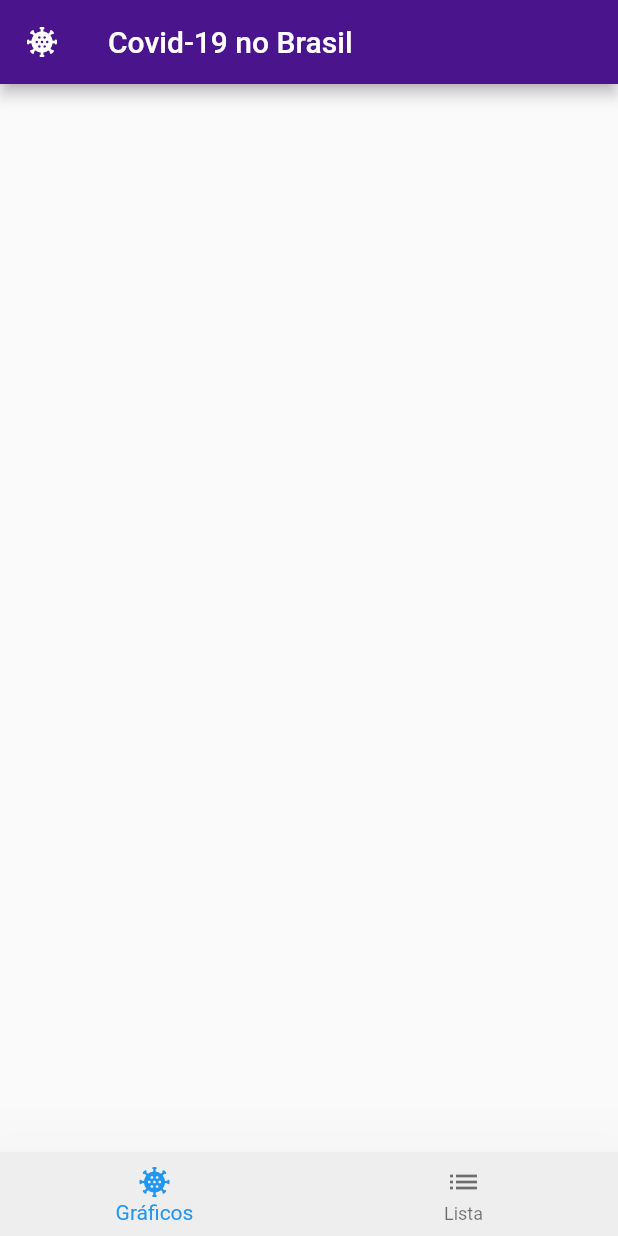
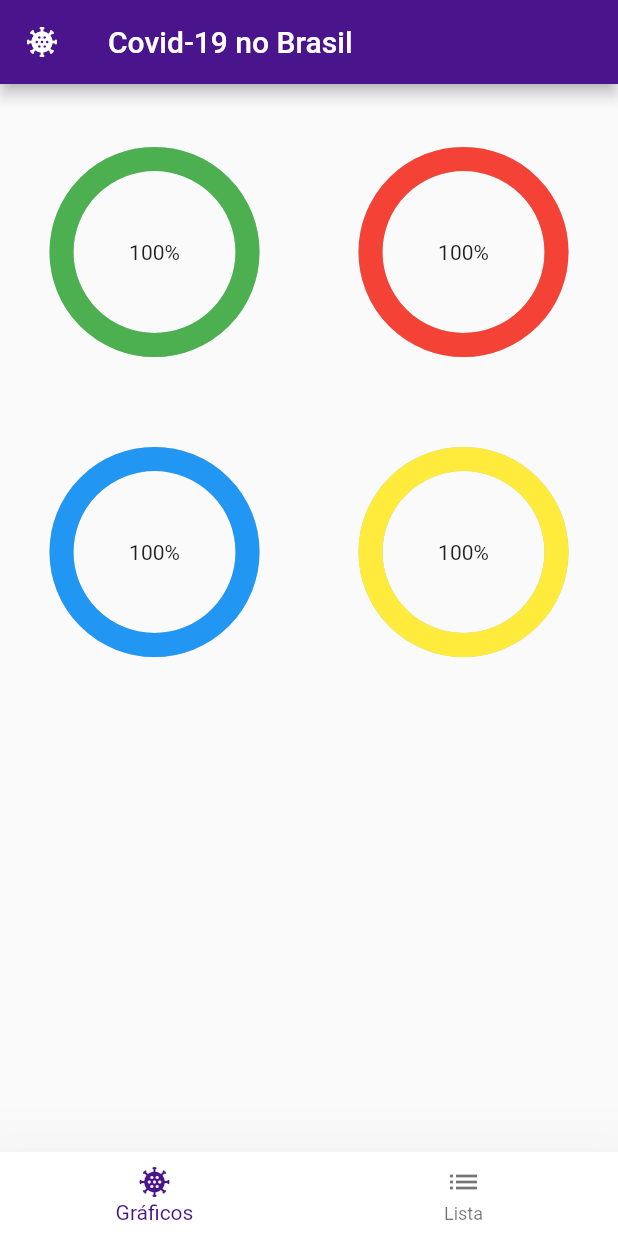
Before and after one commit to matheusfelipe1/Processo_Seletivo_Flutter, a Flutter app: the screen it shows after launch, on a phone screen of 412 x 824 dp. Run offline on Flutter 3.47's test engine with Material 2 defaults, Android fonts, the light colour scheme and no system bars; drawn by our look-alikes of percent_indicator; our stand-ins replace font_awesome_flutter.

Commit message:
Iniciando projeto de graficos

```diff
--- a/processo_seletivo_flutter/lib/components/bottom_navigation/Bottom_navigations_route.dart
+++ b/processo_seletivo_flutter/lib/components/bottom_navigation/Bottom_navigations_route.dart
@@ -21,7 +21,8 @@ class _BottomNavigationRouteState extends State<BottomNavigationRoute> {
     return Scaffold(
       body: _telas[paginaAtualIndice],
       bottomNavigationBar: BottomNavigationBar(
-        backgroundColor: Colors.grey[200],
+        backgroundColor: Colors.white,
+        fixedColor: Colors.purple[900],
         elevation: 50,
         currentIndex: paginaAtualIndice,
         onTap: (indice) {
--- a/processo_seletivo_flutter/lib/components/pages/Tela_graficos_indices.dart
+++ b/processo_seletivo_flutter/lib/components/pages/Tela_graficos_indices.dart
@@ -1,4 +1,5 @@
 import 'package:flutter/material.dart';
+import 'package:percent_indicator/percent_indicator.dart';
 
 class TelaGraficosIndices extends StatefulWidget {
   const TelaGraficosIndices({Key? key}) : super(key: key);
@@ -14,6 +15,81 @@ class _TelaGraficosIndicesState extends State<TelaGraficosIndices> {
         appBar: AppBar(
             leading: Icon(Icons.coronavirus),
             title: Text('Covid-19 no Brasil'),
-            backgroundColor: Colors.purple[900]));
+            backgroundColor: Colors.purple[900]),
+        body: Grafico());
   }
 }
+
+class Grafico extends StatefulWidget {
+  const Grafico({Key? key}) : super(key: key);
+
+  @override
+  _GraficoState createState() => _GraficoState();
+}
+
+class _GraficoState extends State<Grafico> {
+  @override
+  Widget build(BuildContext context) {
+    return ListView(children: [
+      Center(
+        child: Container(
+            height: MediaQuery.of(context).size.height / 2,
+            width: MediaQuery.of(context).size.width,
+            child: Padding(
+              padding: const EdgeInsets.only(top: 12.0),
+              child: Column(
+                mainAxisAlignment: MainAxisAlignment.spaceAround,
+                children: [
+                  Row(
+                    mainAxisAlignment: MainAxisAlignment.spaceAround,
+                    children: [
+                      CircularPercentIndicator(
+                        animation: true,
+                        animationDuration: 2500,
+                        radius: 140.0,
+                        lineWidth: 16.0,
+                        percent: 1.0,
+                        center: Text("100%"),
+                        progressColor: Colors.green,
+                      ),
+                      CircularPercentIndicator(
+                        animation: true,
+                        animationDuration: 2500,
+                        radius: 140.0,
+                        lineWidth: 16.0,
+                        percent: 1.0,
+                        center: Text("100%"),
+                        progressColor: Colors.red,
+                      ),
+                    ],
+                  ),
+                  Row(
+                    mainAxisAlignment: MainAxisAlignment.spaceAround,
+                    children: [
+                      CircularPercentIndicator(
+                        animation: true,
+                        animationDuration: 2500,
+                        radius: 140.0,
+                        lineWidth: 16.0,
+                        percent: 1.0,
+                        center: Text("100%"),
+                        progressColor: Colors.blue,
+                      ),
+                      CircularPercentIndicator(
+                        animation: true,
+                        animationDuration: 2500,
+                        radius: 140.0,
+                        lineWidth: 16.0,
+                        percent: 1.0,
+                        center: Text("100%"),
+                        progressColor: Colors.yellow,
+                      ),
+                    ],
+                  ),
+                ],
+              ),
+            )),
+      ),
+    ]);
+  }
+}
--- a/processo_seletivo_flutter/lib/components/pages/Tela_listagem_dados_covid.dart
+++ b/processo_seletivo_flutter/lib/components/pages/Tela_listagem_dados_covid.dart
@@ -120,11 +120,17 @@ class _TelaInicialState extends State<TelaDeListagemDosDadosCovid> {
           )
         ],
       ),
-        body: dadosListaApi == null || dadosListaApi.length == 0
+      body: dadosListaApi != null || dadosListaApi.length > 0
+          ? Lista(
+              renderizaDados: dadosListaApi,
+            )
+          : lista == null
               ? Center(child: CircularProgressIndicator())
-            : Lista(
-                renderizaDados: dadosListaApi,
-              ));
+              : Center(
+                  child: Text(
+                  "Nenhum dado encontrado",
+                )),
+    );
   }
 }
 
@@ -138,6 +144,11 @@ class Lista extends StatefulWidget {
 class _ListaState extends State<Lista> {
   @override
   Widget build(BuildContext context) {
+    if (widget.renderizaDados == null || widget.renderizaDados.length == 0) {
+      return Center(
+        child: CircularProgressIndicator(),
+      );
+    }
     return ListView.builder(
         itemCount: widget.renderizaDados.length == null
             ? 0
--- a/processo_seletivo_flutter/pubspec.yaml
+++ b/processo_seletivo_flutter/pubspec.yaml
@@ -32,6 +32,7 @@ dependencies:
   cupertino_icons: ^1.0.2
   http: 0.13.3
   font_awesome_flutter: ^9.1.0
+  percent_indicator: ^3.0.1
 
 dev_dependencies:
   flutter_test:
```
Also changed, not shown: processo_seletivo_flutter/pubspec.lock. Lines whose indentation alone changed are shown as unchanged.
